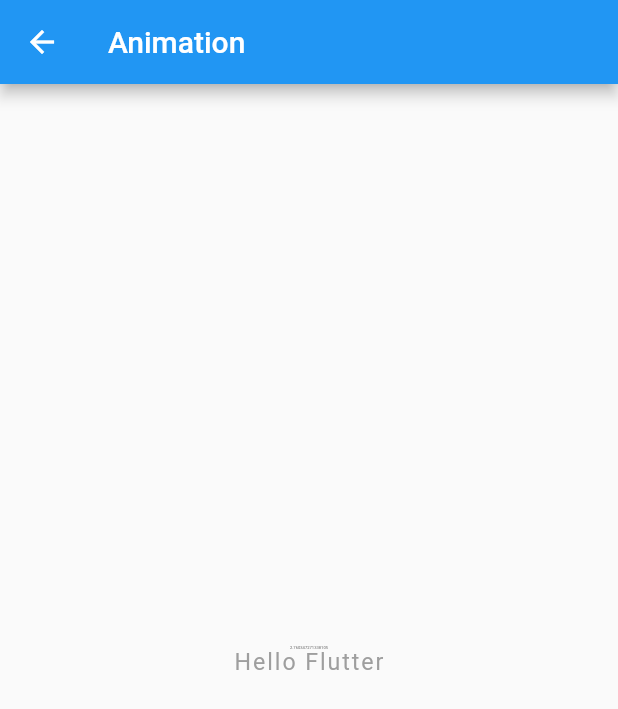
After one commit to atik-sabuj/animation_basic, a Flutter app: the LinearAnimationPage screen opened directly, on a phone screen of 412 x 824 dp. The commit adds this screen. Shown: the top 709 px of the screen. Run offline on Flutter 3.47's test engine with Material 2 defaults, Android fonts, the phone set to English and light mode, and no system bars.

Commit message:
There are many changes of design and create new files.

```diff
--- /dev/null
+++ b/lib/linear_animation_page.dart
@@ -0,0 +1,42 @@
+import 'package:flutter/material.dart';
+
+class LinearAnimationPage extends StatelessWidget {
+  const LinearAnimationPage({Key? key}) : super(key: key);
+
+  @override
+  Widget build(BuildContext context) {
+    return Scaffold(
+      appBar: AppBar(title: const Text('Animation'),),
+      body: Center(
+        child: Column(
+          mainAxisSize: MainAxisSize.min,
+          children: [
+            TweenAnimationBuilder(
+              curve: Curves.easeInOut,
+              duration: const Duration(seconds: 20),
+              tween: Tween<double>(begin: 1, end: 100),
+              builder: (context, value, child)=>
+                  Text(value.toString(), style: TextStyle(fontSize: value),),
+            ),
+            TweenAnimationBuilder(
+              curve: Curves.easeInOut,
+              duration: const Duration(seconds: 10),
+              tween: TextStyleTween(begin: const TextStyle(
+                fontSize: 14,
+                color: Colors.grey,
+                letterSpacing: 1.0,
+              ),
+                end: const TextStyle(
+                  fontSize: 34,
+                  color: Colors.grey,
+                  letterSpacing: 5.0,
+                ),),
+              builder: (context, value, child)=>
+                  Text('Hello Flutter', style: value,),
+            ),
+          ],
+        ),
+      ),
+    );
+  }
+}
--- a/lib/main.dart
+++ b/lib/main.dart
@@ -1,3 +1,4 @@
+import 'package:animation_basic/linear_animation_page.dart';
 import 'package:animation_basic/staggered_animation_example.dart';
 import 'package:animation_basic/home_page.dart';
 import 'package:flutter/material.dart';
@@ -17,7 +18,10 @@ class MyApp extends StatelessWidget {
         primarySwatch: Colors.blue,
       ),
       debugShowCheckedModeBanner: false,
+      //home: const LinearAnimationPage(),
+      //home: const HomePage(),
       home: const StaggeredAnimationExample(),
+
     );
   }
 }
--- a/lib/staggered_animation_example.dart
+++ b/lib/staggered_animation_example.dart
@@ -1,5 +1,4 @@
 import 'package:flutter/material.dart';
-import 'package:animation_basic/home_page.dart';
 
 class StaggeredAnimationExample extends StatefulWidget {
   const StaggeredAnimationExample({Key? key}) : super(key: key);
```
